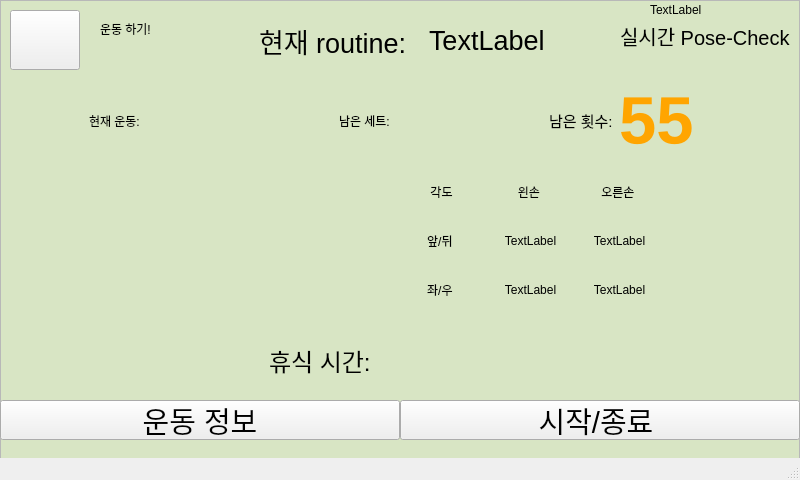
The window that ESE_2022_Robot/GUI_DB/userui.ui (SagongUihun/ESE_2022_MutualHelp) describes before a commit, drawn with Qt 5.
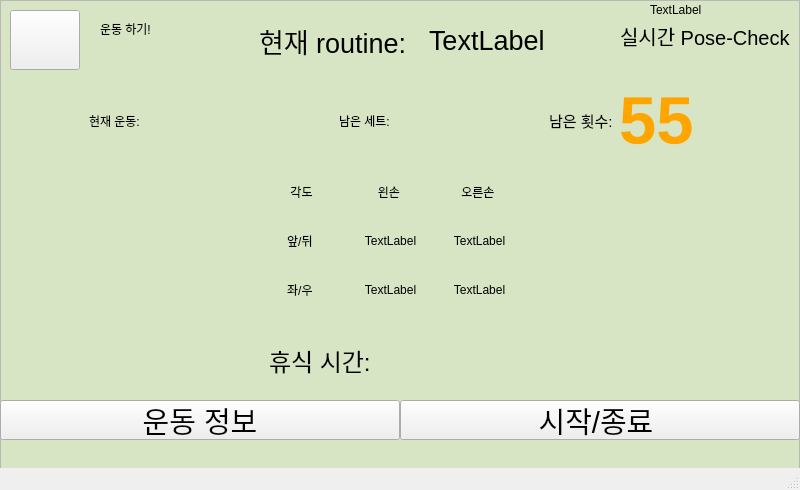
The same window after the commit. The open tabs and pages were chosen to show the change. Icons and pictures are not drawn.

```diff
--- a/ESE_2022_Robot/GUI_DB/userui.ui
+++ b/ESE_2022_Robot/GUI_DB/userui.ui
@@ -7,7 +7,7 @@
     <x>0</x>
     <y>0</y>
     <width>800</width>
-    <height>480</height>
+    <height>490</height>
    </rect>
   </property>
   <property name="windowTitle">
@@ -38,7 +38,7 @@
       <x>0</x>
       <y>0</y>
       <width>800</width>
-      <height>460</height>
+      <height>490</height>
      </rect>
     </property>
     <property name="sizePolicy">
@@ -1151,7 +1151,7 @@
         <x>0</x>
         <y>0</y>
         <width>800</width>
-        <height>460</height>
+        <height>490</height>
        </rect>
       </property>
       <property name="frameShape">
@@ -1270,7 +1270,7 @@
       <widget class="QWidget" name="gridLayoutWidget">
        <property name="geometry">
         <rect>
-         <x>400</x>
+         <x>260</x>
          <y>170</y>
          <width>261</width>
          <height>141</height>
@@ -1604,14 +1604,25 @@
       <widget class="QWidget" name="verticalLayoutWidget">
        <property name="geometry">
         <rect>
-         <x>30</x>
-         <y>180</y>
+         <x>20</x>
+         <y>170</y>
          <width>221</width>
          <height>211</height>
         </rect>
        </property>
        <layout class="QVBoxLayout" name="forgraph"/>
       </widget>
+      <widget class="QWidget" name="verticalLayoutWidget_2">
+       <property name="geometry">
+        <rect>
+         <x>540</x>
+         <y>170</y>
+         <width>221</width>
+         <height>211</height>
+        </rect>
+       </property>
+       <layout class="QVBoxLayout" name="forgraph_2"/>
+      </widget>
      </widget>
     </widget>
     <widget class="QWidget" name="page_3">
```
Left out of the diff: 24 changed lines with no effect on the pictures.
